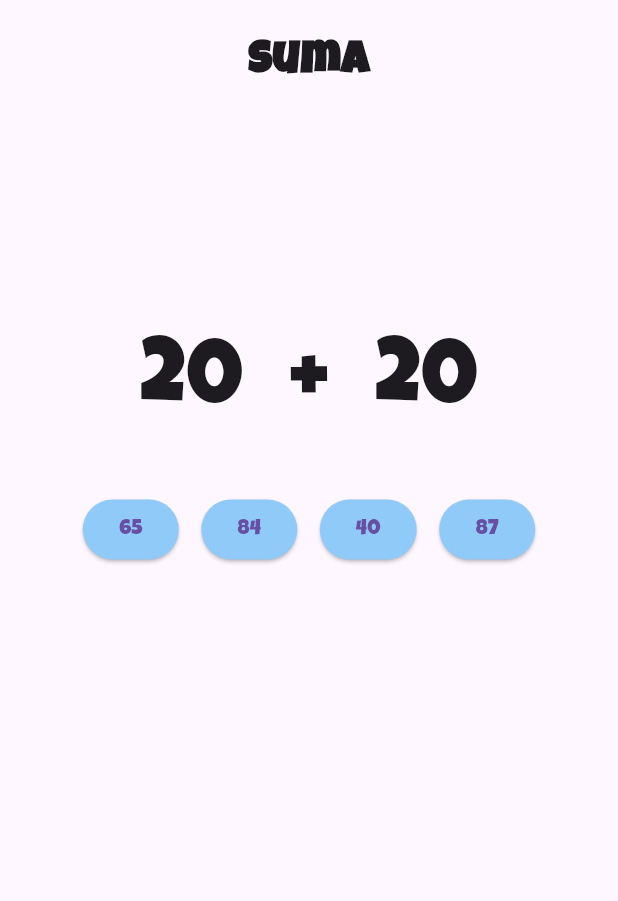
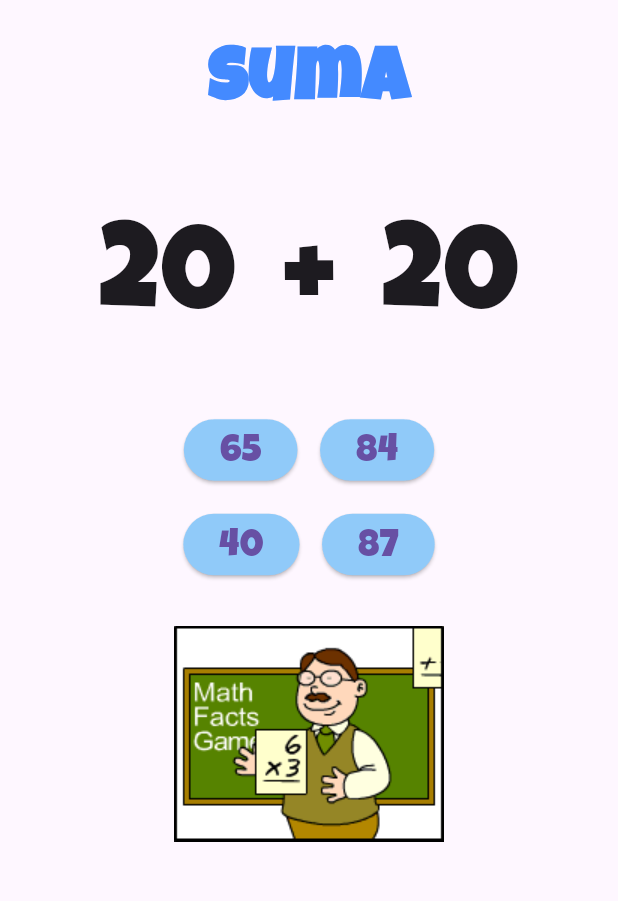
Before and after one commit to Eswin-Poroj/calculadora_preescolar_intecap, a Flutter app: the Pantallajuego screen opened by its route, on a phone screen of 412 x 824 dp, the part 84-985 px from its top. Run offline on Flutter 3.47's test engine with Material 3 defaults, Android fonts, the phone set to English and light mode, and no system bars.

Commit message:
versión 1.4 diseño. Terminamos el diseño y la lógica del proyecto

```diff
--- a/lib/pantallas/pantallaJuego.dart
+++ b/lib/pantallas/pantallaJuego.dart
@@ -127,13 +127,13 @@ class _PantallajuegoState extends State<Pantallajuego> {
                 textAlign: TextAlign.center,
                 style: const TextStyle(
                     fontWeight: FontWeight.bold,
-                  fontSize: 30,
-                ),
+                    fontSize: 50,
+                    color: Colors.blueAccent),
               ),
             ),
           ),
           const SizedBox(
-            height: 150,
+            height: 40,
           ),
           Center(
             child: SizedBox(
@@ -143,21 +143,21 @@ class _PantallajuegoState extends State<Pantallajuego> {
                   Text(
                     '${numeroAleatorio.num1}',
                     style: const TextStyle(
-                      fontSize: 60,
+                      fontSize: 80,
                     ),
                   ),
                   const SizedBox(width: 30),
                   Text(
-                    '${numeroAleatorio.operador}',
+                    numeroAleatorio.operador,
                     style: const TextStyle(
-                      fontSize: 60,
+                      fontSize: 80,
                     ),
                   ),
                   const SizedBox(width: 30),
                   Text(
                     '${numeroAleatorio.num2}',
                     style: const TextStyle(
-                      fontSize: 60,
+                      fontSize: 80,
                     ),
                   ),
                 ],
@@ -165,8 +165,7 @@ class _PantallajuegoState extends State<Pantallajuego> {
             ),
           ),
           const SizedBox(height: 30),
-          Container(
-            child: Row(
+          Row(
             mainAxisAlignment: MainAxisAlignment.center,
             children: [
               ElevatedButton(
@@ -185,11 +184,10 @@ class _PantallajuegoState extends State<Pantallajuego> {
                                     ? Navigator.push(
                                         context,
                                         MaterialPageRoute(
-                                            builder: (context) =>
-                                                PantallaGanador(
+                                          builder: (context) => PantallaGanador(
                                               nombre: nombreFinal,
-                                                    puntaje: numeroAleatorio
-                                                        .puntajeFinal),
+                                              puntaje:
+                                                  numeroAleatorio.puntajeFinal),
                                         ),
                                       )
                                     : print("ERROR");
@@ -198,10 +196,18 @@ class _PantallajuegoState extends State<Pantallajuego> {
                   }
                 },
                 style: ButtonStyle(
-                    backgroundColor: MaterialStateProperty.all<Color>(
-                        const Color(0xFF90CAF9)),
+                  backgroundColor:
+                      MaterialStateProperty.all<Color>(const Color(0xFF90CAF9)),
                 ),
-                  child: Text('${numeroAleatorio.resultado[0]}'),
+                child: Padding(
+                  padding: const EdgeInsets.only(top: 5.0, right: 0, left: 0),
+                  child: Text(
+                    '${numeroAleatorio.resultado[0]}',
+                    style: TextStyle(
+                      fontSize: 25,
+                    ),
+                  ),
+                ),
               ),
               const SizedBox(width: 15),
               ElevatedButton(
@@ -220,11 +226,10 @@ class _PantallajuegoState extends State<Pantallajuego> {
                                     ? Navigator.push(
                                         context,
                                         MaterialPageRoute(
-                                            builder: (context) =>
-                                                PantallaGanador(
+                                          builder: (context) => PantallaGanador(
                                               nombre: nombreFinal,
-                                                    puntaje: numeroAleatorio
-                                                        .puntajeFinal),
+                                              puntaje:
+                                                  numeroAleatorio.puntajeFinal),
                                         ),
                                       )
                                     : print("ERROR");
@@ -233,12 +238,27 @@ class _PantallajuegoState extends State<Pantallajuego> {
                   }
                 },
                 style: ButtonStyle(
-                    backgroundColor: MaterialStateProperty.all<Color>(
-                        const Color(0xFF90CAF9)),
+                  backgroundColor:
+                      MaterialStateProperty.all<Color>(const Color(0xFF90CAF9)),
                 ),
-                  child: Text('${numeroAleatorio.resultado[1]}'),
+                child: Padding(
+                  padding: const EdgeInsets.only(
+                    top: 5.0,
                   ),
-                const SizedBox(width: 15),
+                  child: Text(
+                    '${numeroAleatorio.resultado[1]}',
+                    style: const TextStyle(
+                      fontSize: 25,
+                    ),
+                  ),
+                ),
+              ),
+            ],
+          ),
+          const SizedBox(height: 15),
+          Row(
+            mainAxisAlignment: MainAxisAlignment.center,
+            children: [
               ElevatedButton(
                 onPressed: () {
                   if (numeroAleatorio.total == numeroAleatorio.resultado[2]) {
@@ -255,11 +275,10 @@ class _PantallajuegoState extends State<Pantallajuego> {
                                     ? Navigator.push(
                                         context,
                                         MaterialPageRoute(
-                                            builder: (context) =>
-                                                PantallaGanador(
+                                          builder: (context) => PantallaGanador(
                                               nombre: nombreFinal,
-                                                    puntaje: numeroAleatorio
-                                                        .puntajeFinal),
+                                              puntaje:
+                                                  numeroAleatorio.puntajeFinal),
                                         ),
                                       )
                                     : print("ERROR");
@@ -268,10 +287,20 @@ class _PantallajuegoState extends State<Pantallajuego> {
                   }
                 },
                 style: ButtonStyle(
-                    backgroundColor: MaterialStateProperty.all<Color>(
-                        const Color(0xFF90CAF9)),
+                  backgroundColor:
+                      MaterialStateProperty.all<Color>(const Color(0xFF90CAF9)),
                 ),
-                  child: Text('${numeroAleatorio.resultado[2]}'),
+                child: Padding(
+                  padding: const EdgeInsets.only(
+                    top: 5.0,
+                  ),
+                  child: Text(
+                    '${numeroAleatorio.resultado[2]}',
+                    style: const TextStyle(
+                      fontSize: 25,
+                    ),
+                  ),
+                ),
               ),
               const SizedBox(width: 15),
               ElevatedButton(
@@ -290,11 +319,10 @@ class _PantallajuegoState extends State<Pantallajuego> {
                                     ? Navigator.push(
                                         context,
                                         MaterialPageRoute(
-                                            builder: (context) =>
-                                                PantallaGanador(
+                                          builder: (context) => PantallaGanador(
                                               nombre: nombreFinal,
-                                                    puntaje: numeroAleatorio
-                                                        .puntajeFinal),
+                                              puntaje:
+                                                  numeroAleatorio.puntajeFinal),
                                         ),
                                       )
                                     : print("ERROR");
@@ -303,15 +331,29 @@ class _PantallajuegoState extends State<Pantallajuego> {
                   }
                 },
                 style: ButtonStyle(
-                    backgroundColor: MaterialStateProperty.all<Color>(
-                        const Color(0xFF90CAF9)),
+                  backgroundColor:
+                      MaterialStateProperty.all<Color>(const Color(0xFF90CAF9)),
                 ),
-                  child: Text('${numeroAleatorio.resultado[3]}'),
+                child: Padding(
+                  padding: const EdgeInsets.only(
+                    top: 5.0,
+                  ),
+                  child: Text(
+                    '${numeroAleatorio.resultado[3]}',
+                    style: const TextStyle(
+                      fontSize: 25,
+                    ),
+                  ),
+                ),
               ),
             ],
           ),
+          Container(
+            margin: const EdgeInsets.only(
+              top: 30.0,
             ),
-          Container(),
+            child: Image.asset('assets/imagenes/juego.gif'),
+          )
         ],
       ),
     );
--- a/pubspec.yaml
+++ b/pubspec.yaml
@@ -62,6 +62,8 @@ flutter:
     - assets/imagenes/icono.png
     - assets/imagenes/victoria.gif
     - assets/imagenes/estrella.gif
+    - assets/imagenes/juego.gif
+    - assets/imagenes/bmo.gif
 
   # To add assets to your application, add an assets section, like this:
   # assets:
```
Also changed, not shown: lib/pantallas/home.dart (+10 -8 lines), lib/pantallas/pantallaResultado.dart (+13 -6 lines), assets/imagenes/bmo.gif (added), assets/imagenes/juego.gif (added), assets/imagenes/victoria.gif. Lines whose indentation alone changed are shown as unchanged.
